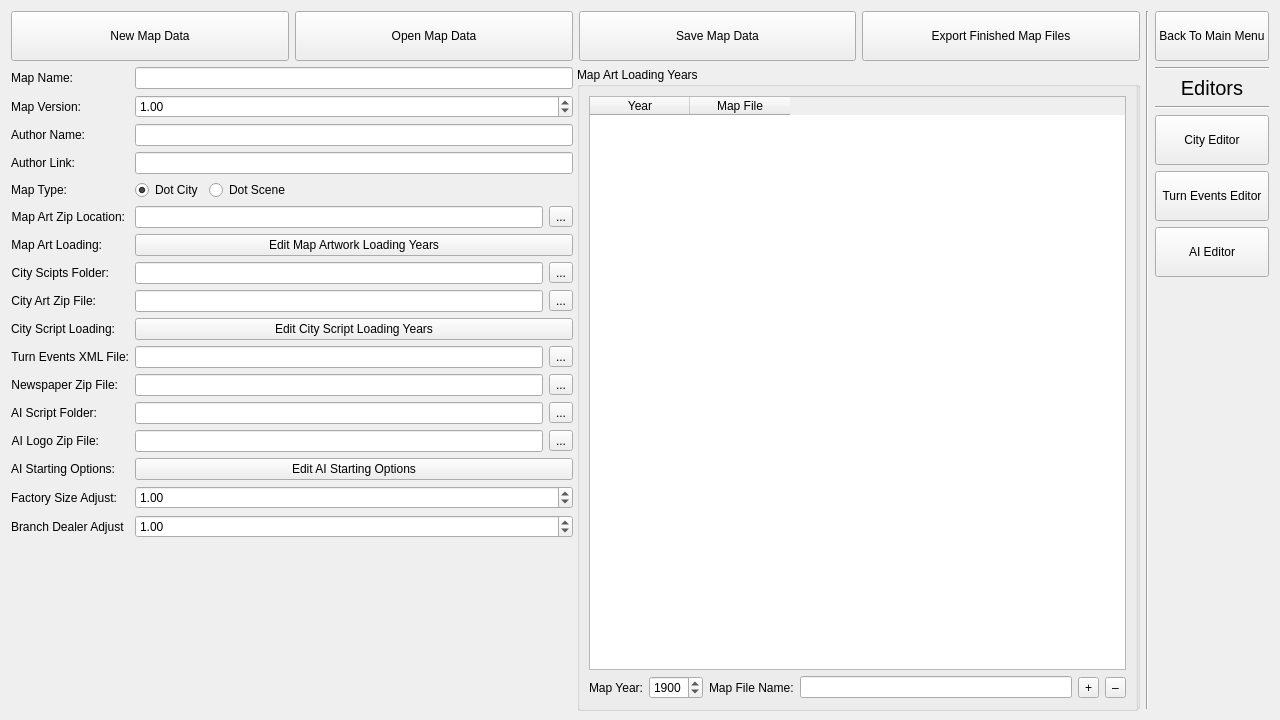
The window that MapDataTool.ui (gearcity/GearCity_ModTools) describes before a commit, drawn with Qt 5.
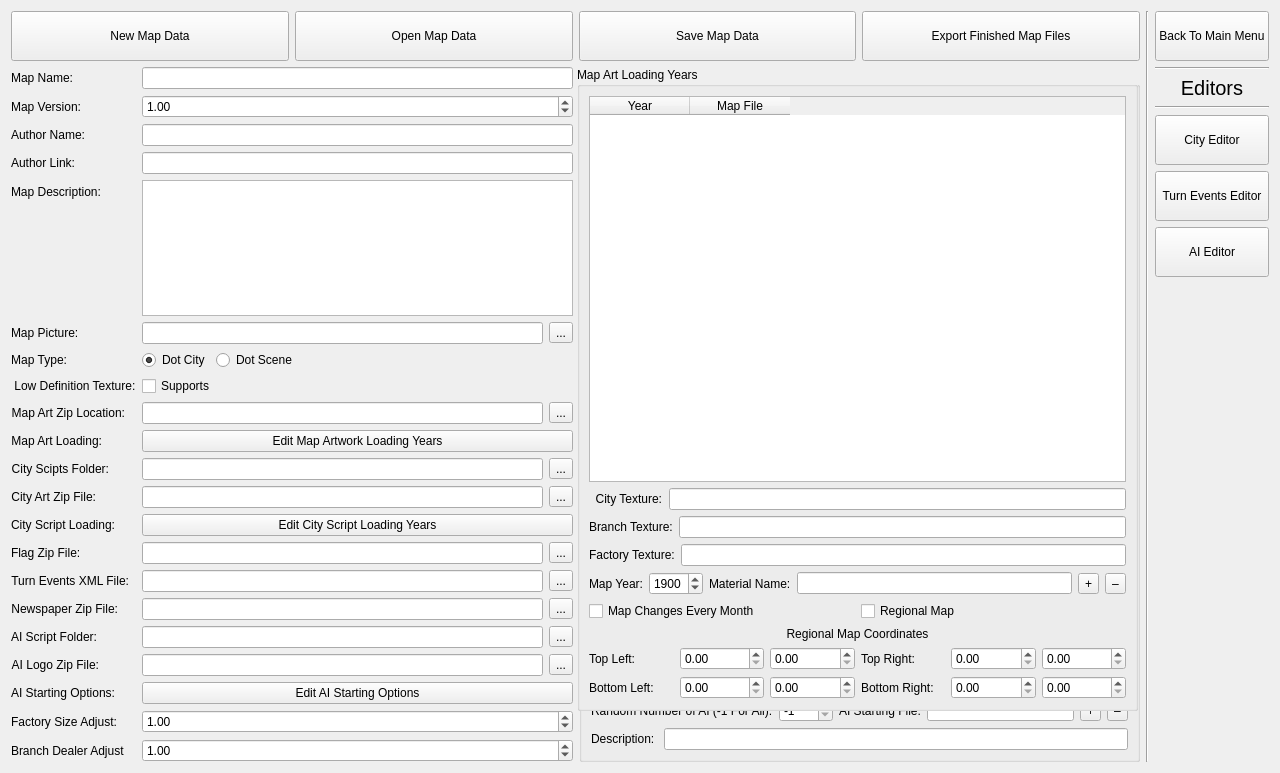
The same window after the commit. Icons and pictures are not drawn.

```diff
--- a/MapDataTool.ui
+++ b/MapDataTool.ui
@@ -7,7 +7,7 @@
     <x>0</x>
     <y>0</y>
     <width>1280</width>
-    <height>720</height>
+    <height>773</height>
    </rect>
   </property>
   <property name="windowTitle">
@@ -17,69 +17,6 @@
    <bool>true</bool>
   </property>
   <layout class="QGridLayout" name="gridLayout">
-   <item row="0" column="0" colspan="2">
-    <layout class="QHBoxLayout" name="horizontalLayout">
-     <item>
-      <widget class="QPushButton" name="Button_MapData_New">
-       <property name="minimumSize">
-        <size>
-         <width>0</width>
-         <height>50</height>
-        </size>
-       </property>
-       <property name="text">
-        <string>New Map Data</string>
-       </property>
-      </widget>
-     </item>
-     <item>
-      <widget class="QPushButton" name="Button_MapData_Open">
-       <property name="minimumSize">
-        <size>
-         <width>0</width>
-         <height>50</height>
-        </size>
-       </property>
-       <property name="text">
-        <string>Open Map Data</string>
-       </property>
-      </widget>
-     </item>
-     <item>
-      <widget class="QPushButton" name="Button_MapData_Save">
-       <property name="minimumSize">
-        <size>
-         <width>0</width>
-         <height>50</height>
-        </size>
-       </property>
-       <property name="text">
-        <string>Save Map Data</string>
-       </property>
-      </widget>
-     </item>
-     <item>
-      <widget class="QPushButton" name="Button_MapData_Export">
-       <property name="minimumSize">
-        <size>
-         <width>0</width>
-         <height>50</height>
-        </size>
-       </property>
-       <property name="text">
-        <string>Export Finished Map Files</string>
-       </property>
-      </widget>
-     </item>
-    </layout>
-   </item>
-   <item row="0" column="2" rowspan="2">
-    <widget class="Line" name="line">
-     <property name="orientation">
-      <enum>Qt::Vertical</enum>
-     </property>
-    </widget>
-   </item>
    <item row="0" column="3" rowspan="2">
     <layout class="QVBoxLayout" name="verticalLayout_4">
      <item>
@@ -208,8 +145,171 @@
      </item>
     </layout>
    </item>
+   <item row="0" column="0" colspan="2">
+    <layout class="QHBoxLayout" name="horizontalLayout">
+     <item>
+      <widget class="QPushButton" name="Button_MapData_New">
+       <property name="minimumSize">
+        <size>
+         <width>0</width>
+         <height>50</height>
+        </size>
+       </property>
+       <property name="text">
+        <string>New Map Data</string>
+       </property>
+      </widget>
+     </item>
+     <item>
+      <widget class="QPushButton" name="Button_MapData_Open">
+       <property name="minimumSize">
+        <size>
+         <width>0</width>
+         <height>50</height>
+        </size>
+       </property>
+       <property name="text">
+        <string>Open Map Data</string>
+       </property>
+      </widget>
+     </item>
+     <item>
+      <widget class="QPushButton" name="Button_MapData_Save">
+       <property name="minimumSize">
+        <size>
+         <width>0</width>
+         <height>50</height>
+        </size>
+       </property>
+       <property name="text">
+        <string>Save Map Data</string>
+       </property>
+      </widget>
+     </item>
+     <item>
+      <widget class="QPushButton" name="Button_MapData_Export">
+       <property name="minimumSize">
+        <size>
+         <width>0</width>
+         <height>50</height>
+        </size>
+       </property>
+       <property name="text">
+        <string>Export Finished Map Files</string>
+       </property>
+      </widget>
+     </item>
+    </layout>
+   </item>
+   <item row="0" column="2" rowspan="2">
+    <widget class="Line" name="line">
+     <property name="orientation">
+      <enum>Qt::Vertical</enum>
+     </property>
+    </widget>
+   </item>
+   <item row="1" column="1">
+    <widget class="QGroupBox" name="GroupBox_MapTools_AIStartingOptions">
+     <property name="autoFillBackground">
+      <bool>true</bool>
+     </property>
+     <property name="title">
+      <string>AI Starting Options</string>
+     </property>
+     <layout class="QVBoxLayout" name="verticalLayout_5">
+      <item>
+       <layout class="QVBoxLayout" name="verticalLayout_2">
+        <item>
+         <widget class="QTableWidget" name="Table_MapTools_StartingAINumbersAndFiles">
+          <column>
+           <property name="text">
+            <string>Number Of AI</string>
+           </property>
+          </column>
+          <column>
+           <property name="text">
+            <string>AI File</string>
+           </property>
+          </column>
+          <column>
+           <property name="text">
+            <string>Description</string>
+           </property>
+          </column>
+         </widget>
+        </item>
+        <item>
+         <layout class="QHBoxLayout" name="horizontalLayout_12">
+          <item>
+           <widget class="QLabel" name="label_20">
+            <property name="text">
+             <string>Random Number of AI (-1 For All):</string>
+            </property>
+           </widget>
+          </item>
+          <item>
+           <widget class="QSpinBox" name="SpinBox_MapTools_StartingAINumberSetter">
+            <property name="minimum">
+             <number>-1</number>
+            </property>
+            <property name="maximum">
+             <number>9999</number>
+            </property>
+            <property name="value">
+             <number>-1</number>
+            </property>
+           </widget>
+          </item>
+          <item>
+           <widget class="QLabel" name="label_22">
+            <property name="text">
+             <string>AI Starting File:</string>
+            </property>
+           </widget>
+          </item>
+          <item>
+           <widget class="QLineEdit" name="LineEdit_MapTools_StartingAIFileAdder"/>
+          </item>
+          <item>
+           <widget class="QToolButton" name="Button_MapTools_AddStartingAINumbersAndFile">
+            <property name="text">
+             <string>+</string>
+            </property>
+           </widget>
+          </item>
+          <item>
+           <widget class="QToolButton" name="Button_MapTools_RemoveStartingAINumberAndFile">
+            <property name="text">
+             <string>–</string>
+            </property>
+           </widget>
+          </item>
+         </layout>
+        </item>
+        <item>
+         <layout class="QHBoxLayout" name="horizontalLayout_18">
+          <item>
+           <widget class="QLabel" name="label_28">
+            <property name="text">
+             <string>Description: </string>
+            </property>
+           </widget>
+          </item>
+          <item>
+           <widget class="QLineEdit" name="LineEdit_MapTools_StartingAIFileDescribe"/>
+          </item>
+         </layout>
+        </item>
+       </layout>
+      </item>
+     </layout>
+    </widget>
+   </item>
    <item row="1" column="0">
     <layout class="QFormLayout" name="formLayout">
+     <property name="fieldGrowthPolicy">
+      <enum>QFormLayout::AllNonFixedFieldsGrow</enum>
+     </property>
      <item row="0" column="0">
       <widget class="QLabel" name="label">
        <property name="text">
@@ -256,6 +356,9 @@
        </property>
       </widget>
      </item>
+     <item row="2" column="1">
+      <widget class="QLineEdit" name="LineEdit_MapTools_Author"/>
+     </item>
      <item row="3" column="0">
       <widget class="QLabel" name="label_4">
        <property name="text">
@@ -266,23 +369,51 @@
        </property>
       </widget>
      </item>
-     <item row="4" column="0">
-      <widget class="QLabel" name="label_5">
-       <property name="text">
-        <string>Map Type:</string>
-       </property>
-       <property name="alignment">
-        <set>Qt::AlignRight|Qt::AlignTrailing|Qt::AlignVCenter</set>
-       </property>
-      </widget>
-     </item>
-     <item row="2" column="1">
-      <widget class="QLineEdit" name="LineEdit_MapTools_Author"/>
-     </item>
      <item row="3" column="1">
       <widget class="QLineEdit" name="LineEdit_MapTools_AuthorLink"/>
      </item>
+     <item row="4" column="0">
+      <widget class="QLabel" name="label_25">
+       <property name="text">
+        <string>Map Description: </string>
+       </property>
+      </widget>
+     </item>
      <item row="4" column="1">
+      <widget class="QTextEdit" name="TextEdit_MapTools_MapDescription"/>
+     </item>
+     <item row="5" column="0">
+      <widget class="QLabel" name="label_27">
+       <property name="text">
+        <string>Map Picture:</string>
+       </property>
+      </widget>
+     </item>
+     <item row="5" column="1">
+      <layout class="QHBoxLayout" name="horizontalLayout_15">
+       <item>
+        <widget class="QLineEdit" name="LineEdit_MapTools_MapPicture"/>
+       </item>
+       <item>
+        <widget class="QToolButton" name="Button_MapTools_MapPictureFinder">
+         <property name="text">
+          <string>...</string>
+         </property>
+        </widget>
+       </item>
+      </layout>
+     </item>
+     <item row="6" column="0">
+      <widget class="QLabel" name="label_5">
+       <property name="text">
+        <string>Map Type:</string>
+       </property>
+       <property name="alignment">
+        <set>Qt::AlignRight|Qt::AlignTrailing|Qt::AlignVCenter</set>
+       </property>
+      </widget>
+     </item>
+     <item row="6" column="1">
       <layout class="QHBoxLayout" name="horizontalLayout_2">
        <item>
         <widget class="QRadioButton" name="Radio_MapTools_DotCity">
@@ -316,7 +447,14 @@
        </item>
       </layout>
      </item>
-     <item row="5" column="0">
+     <item row="7" column="1">
+      <widget class="QCheckBox" name="CheckBox_SupportsLowDefinitionTextures">
+       <property name="text">
+        <string>Supports</string>
+       </property>
+      </widget>
+     </item>
+     <item row="8" column="0">
       <widget class="QLabel" name="label_6">
        <property name="text">
         <string>Map Art Zip Location:</string>
@@ -326,7 +464,7 @@
        </property>
       </widget>
      </item>
-     <item row="5" column="1">
+     <item row="8" column="1">
       <layout class="QHBoxLayout" name="horizontalLayout_3">
        <item>
         <widget class="QLineEdit" name="LineEdit_MapTools_MapArtZipLocation"/>
@@ -340,7 +478,7 @@
        </item>
       </layout>
      </item>
-     <item row="6" column="0">
+     <item row="9" column="0">
       <widget class="QLabel" name="label_9">
        <property name="text">
         <string>Map Art Loading:</string>
@@ -350,14 +488,14 @@
        </property>
       </widget>
      </item>
-     <item row="6" column="1">
+     <item row="9" column="1">
       <widget class="QPushButton" name="Button_MapTools_EditMapLoadingYears">
        <property name="text">
         <string>Edit Map Artwork Loading Years</string>
        </property>
       </widget>
      </item>
-     <item row="7" column="0">
+     <item row="10" column="0">
       <widget class="QLabel" name="label_10">
        <property name="text">
         <string>City Scipts Folder:</string>
@@ -367,7 +505,7 @@
        </property>
       </widget>
      </item>
-     <item row="7" column="1">
+     <item row="10" column="1">
       <layout class="QHBoxLayout" name="horizontalLayout_5">
        <item>
         <widget class="QLineEdit" name="LineEdit_MapTools_CityScriptFolder"/>
@@ -381,7 +519,31 @@
        </item>
       </layout>
      </item>
-     <item row="9" column="0">
+     <item row="11" column="0">
+      <widget class="QLabel" name="label_16">
+       <property name="text">
+        <string>City Art Zip File:</string>
+       </property>
+       <property name="alignment">
+        <set>Qt::AlignRight|Qt::AlignTrailing|Qt::AlignVCenter</set>
+       </property>
+      </widget>
+     </item>
+     <item row="11" column="1">
+      <layout class="QHBoxLayout" name="horizontalLayout_8">
+       <item>
+        <widget class="QLineEdit" name="LineEdit_MapTools_CityArtZipLocation"/>
+       </item>
+       <item>
+        <widget class="QToolButton" name="Button_MapTools_CityArtZipLocationFinder">
+         <property name="text">
+          <string>...</string>
+         </property>
+        </widget>
+       </item>
+      </layout>
+     </item>
+     <item row="12" column="0">
       <widget class="QLabel" name="label_11">
        <property name="text">
         <string>City Script Loading:</string>
@@ -391,24 +553,35 @@
        </property>
       </widget>
      </item>
-     <item row="9" column="1">
+     <item row="12" column="1">
       <widget class="QPushButton" name="Button_MapTools_EditCityLoadingYears">
        <property name="text">
         <string>Edit City Script Loading Years</string>
        </property>
       </widget>
      </item>
-     <item row="8" column="0">
-      <widget class="QLabel" name="label_16">
+     <item row="13" column="0">
+      <widget class="QLabel" name="label_26">
        <property name="text">
-        <string>City Art Zip File:</string>
-       </property>
-       <property name="alignment">
-        <set>Qt::AlignRight|Qt::AlignTrailing|Qt::AlignVCenter</set>
+        <string>Flag Zip File:</string>
        </property>
       </widget>
      </item>
-     <item row="10" column="0">
+     <item row="13" column="1">
+      <layout class="QHBoxLayout" name="horizontalLayout_16">
+       <item>
+        <widget class="QLineEdit" name="lineEdit_MapTools_FlagZipFile"/>
+       </item>
+       <item>
+        <widget class="QToolButton" name="Button_MapTools_FlagZipFileFinder">
+         <property name="text">
+          <string>...</string>
+         </property>
+        </widget>
+       </item>
+      </layout>
+     </item>
+     <item row="14" column="0">
       <widget class="QLabel" name="label_17">
        <property name="text">
         <string>Turn Events XML File:</string>
@@ -418,31 +591,7 @@
        </property>
       </widget>
      </item>
-     <item row="11" column="0">
-      <widget class="QLabel" name="label_18">
-       <property name="text">
-        <string>Newspaper Zip File:</string>
-       </property>
-       <property name="alignment">
-        <set>Qt::AlignRight|Qt::AlignTrailing|Qt::AlignVCenter</set>
-       </property>
-      </widget>
-     </item>
-     <item row="8" column="1">
-      <layout class="QHBoxLayout" name="horizontalLayout_8">
-       <item>
-        <widget class="QLineEdit" name="LineEdit_MapTools_CityArtZipLocation"/>
-       </item>
-       <item>
-        <widget class="QToolButton" name="Button_MapTools_CityArtZipLocationFinder">
-         <property name="text">
-          <string>...</string>
-         </property>
-        </widget>
-       </item>
-      </layout>
-     </item>
-     <item row="10" column="1">
+     <item row="14" column="1">
       <layout class="QHBoxLayout" name="horizontalLayout_9">
        <item>
         <widget class="QLineEdit" name="LineEdit_MapTools_TurnEventsXMLFileLocation"/>
@@ -456,13 +605,23 @@
        </item>
       </layout>
      </item>
-     <item row="11" column="1">
+     <item row="15" column="0">
+      <widget class="QLabel" name="label_18">
+       <property name="text">
+        <string>Newspaper Zip File:</string>
+       </property>
+       <property name="alignment">
+        <set>Qt::AlignRight|Qt::AlignTrailing|Qt::AlignVCenter</set>
+       </property>
+      </widget>
+     </item>
+     <item row="15" column="1">
       <layout class="QHBoxLayout" name="horizontalLayout_10">
        <item>
         <widget class="QLineEdit" name="LineEdit_MapTools_NewspaperZipFileLocation"/>
        </item>
        <item>
-        <widget class="QToolButton" name="LineEdit_MapTools_NewspaperZipFileLocationFinder">
+        <widget class="QToolButton" name="Button_MapTools_NewspaperZipFileLocationFinder">
          <property name="text">
           <string>...</string>
          </property>
@@ -470,7 +629,7 @@
        </item>
       </layout>
      </item>
-     <item row="12" column="0">
+     <item row="16" column="0">
       <widget class="QLabel" name="label_12">
        <property name="text">
         <string>AI Script Folder:</string>
@@ -480,34 +639,7 @@
        </property>
       </widget>
      </item>
-     <item row="13" column="0">
-      <widget class="QLabel" name="label_13">
-       <property name="text">
-        <string>AI Logo Zip File:</string>
-       </property>
-       <property name="alignment">
-        <set>Qt::AlignRight|Qt::AlignTrailing|Qt::AlignVCenter</set>
-       </property>
-      </widget>
-     </item>
-     <item row="14" column="0">
-      <widget class="QLabel" name="label_19">
-       <property name="text">
-        <string>AI Starting Options:</string>
-       </property>
-       <property name="alignment">
-        <set>Qt::AlignRight|Qt::AlignTrailing|Qt::AlignVCenter</set>
-       </property>
-      </widget>
-     </item>
-     <item row="14" column="1">
-      <widget class="QPushButton" name="Button_MapTools_EditStartingAIFiles">
-       <property name="text">
-        <string>Edit AI Starting Options</string>
-       </property>
-      </widget>
-     </item>
-     <item row="12" column="1">
+     <item row="16" column="1">
       <layout class="QHBoxLayout" name="horizontalLayout_6">
        <item>
         <widget class="QLineEdit" name="LineEdit_MapTools_AIScriptFolder"/>
@@ -521,7 +653,17 @@
        </item>
       </layout>
      </item>
-     <item row="13" column="1">
+     <item row="17" column="0">
+      <widget class="QLabel" name="label_13">
+       <property name="text">
+        <string>AI Logo Zip File:</string>
+       </property>
+       <property name="alignment">
+        <set>Qt::AlignRight|Qt::AlignTrailing|Qt::AlignVCenter</set>
+       </property>
+      </widget>
+     </item>
+     <item row="17" column="1">
       <layout class="QHBoxLayout" name="horizontalLayout_11">
        <item>
         <widget class="QLineEdit" name="LineEdit_MapTools_AiLogoZipLocation"/>
@@ -535,21 +677,54 @@
        </item>
       </layout>
      </item>
-     <item row="15" column="0">
+     <item row="18" column="0">
+      <widget class="QLabel" name="label_19">
+       <property name="text">
+        <string>AI Starting Options:</string>
+       </property>
+       <property name="alignment">
+        <set>Qt::AlignRight|Qt::AlignTrailing|Qt::AlignVCenter</set>
+       </property>
+      </widget>
+     </item>
+     <item row="18" column="1">
+      <widget class="QPushButton" name="Button_MapTools_EditStartingAIFiles">
+       <property name="text">
+        <string>Edit AI Starting Options</string>
+       </property>
+      </widget>
+     </item>
+     <item row="19" column="0">
       <widget class="QLabel" name="label_23">
        <property name="text">
         <string>Factory Size Adjust:</string>
        </property>
       </widget>
      </item>
-     <item row="16" column="0">
+     <item row="19" column="1">
+      <widget class="QDoubleSpinBox" name="SpinBox_MapTools_FactorySizeAdjust">
+       <property name="minimum">
+        <double>0.010000000000000</double>
+       </property>
+       <property name="maximum">
+        <double>9999.989999999999782</double>
+       </property>
+       <property name="singleStep">
+        <double>0.100000000000000</double>
+       </property>
+       <property name="value">
+        <double>1.000000000000000</double>
+       </property>
+      </widget>
+     </item>
+     <item row="20" column="0">
       <widget class="QLabel" name="label_24">
        <property name="text">
         <string>Branch Dealer Adjust</string>
        </property>
       </widget>
      </item>
-     <item row="16" column="1">
+     <item row="20" column="1">
       <widget class="QDoubleSpinBox" name="SpinBox_MapTools_BranchDealerAdjust">
        <property name="minimum">
         <double>0.010000000000000</double>
@@ -565,102 +740,15 @@
        </property>
       </widget>
      </item>
-     <item row="15" column="1">
-      <widget class="QDoubleSpinBox" name="SpinBox_MapTools_FactorySizeAdjust">
-       <property name="minimum">
-        <double>0.010000000000000</double>
-       </property>
-       <property name="maximum">
-        <double>9999.989999999999782</double>
-       </property>
-       <property name="singleStep">
-        <double>0.100000000000000</double>
-       </property>
-       <property name="value">
-        <double>1.000000000000000</double>
+     <item row="7" column="0">
+      <widget class="QLabel" name="label_29">
+       <property name="text">
+        <string> Low Definition Texture:</string>
        </property>
       </widget>
      </item>
     </layout>
    </item>
-   <item row="1" column="1">
-    <widget class="QGroupBox" name="GroupBox_MapTools_AIStartingOptions">
-     <property name="autoFillBackground">
-      <bool>true</bool>
-     </property>
-     <property name="title">
-      <string>AI Starting Options</string>
-     </property>
-     <layout class="QVBoxLayout" name="verticalLayout_5">
-      <item>
-       <layout class="QVBoxLayout" name="verticalLayout_2">
-        <item>
-         <widget class="QTableWidget" name="Table_MapTools_StartingAINumbersAndFiles">
-          <column>
-           <property name="text">
-            <string>Number Of AI</string>
-           </property>
-          </column>
-          <column>
-           <property name="text">
-            <string>AI File</string>
-           </property>
-          </column>
-         </widget>
-        </item>
-        <item>
-         <layout class="QHBoxLayout" name="horizontalLayout_12">
-          <item>
-           <widget class="QLabel" name="label_20">
-            <property name="text">
-             <string>Random Number of AI (-1 For All):</string>
-            </property>
-           </widget>
-          </item>
-          <item>
-           <widget class="QSpinBox" name="SpinBox_MapTools_StartingAINumberSetter">
-            <property name="minimum">
-             <number>-1</number>
-            </property>
-            <property name="maximum">
-             <number>9999</number>
-            </property>
-            <property name="value">
-             <number>-1</number>
-            </property>
-           </widget>
-          </item>
-          <item>
-           <widget class="QLabel" name="label_22">
-            <property name="text">
-             <string>AI Starting File:</string>
-            </property>
-           </widget>
-          </item>
-          <item>
-           <widget class="QLineEdit" name="LineEdit_MapTools_StartingAIFileAdder"/>
-          </item>
-          <item>
-           <widget class="QToolButton" name="Button_MapTools_AddStartingAINumbersAndFile">
-            <property name="text">
-             <string>+</string>
-            </property>
-           </widget>
-          </item>
-          <item>
-           <widget class="QToolButton" name="Button_MapTools_RemoveStartingAINumberAndFile">
-            <property name="text">
-             <string>–</string>
-            </property>
-           </widget>
-          </item>
-         </layout>
-        </item>
-       </layout>
-      </item>
-     </layout>
-    </widget>
-   </item>
   </layout>
   <widget class="QGroupBox" name="Group_MapTools_MapArtwork_Change">
    <property name="geometry">
@@ -694,6 +782,48 @@
         </column>
        </widget>
       </item>
+      <item>
+       <layout class="QHBoxLayout" name="horizontalLayout_17">
+        <item>
+         <widget class="QLabel" name="DotCityCityTexture_Label">
+          <property name="text">
+           <string>  City Texture:</string>
+          </property>
+         </widget>
+        </item>
+        <item>
+         <widget class="QLineEdit" name="LineEdit_MapTools_DotCityCityTexture"/>
+        </item>
+       </layout>
+      </item>
+      <item>
+       <layout class="QHBoxLayout" name="horizontalLayout_13">
+        <item>
+         <widget class="QLabel" name="DotCityBranchTexture_Label">
+          <property name="text">
+           <string>Branch Texture:</string>
+          </property>
+         </widget>
+        </item>
+        <item>
+         <widget class="QLineEdit" name="LineEdit_MapTools_DotCityBranchTexture"/>
+        </item>
+       </layout>
+      </item>
+      <item>
+       <layout class="QHBoxLayout" name="horizontalLayout_14">
+        <item>
+         <widget class="QLabel" name="DotCityFactoryexture_Label">
+          <property name="text">
+           <string>Factory Texture:</string>
+          </property>
+         </widget>
+        </item>
+        <item>
+         <widget class="QLineEdit" name="LineEdit_MapTools_DotCityFactoryTexture"/>
+        </item>
+       </layout>
+      </item>
       <item>
        <layout class="QHBoxLayout" name="horizontalLayout_4">
         <item>
@@ -717,9 +847,9 @@
          </widget>
         </item>
         <item>
-         <widget class="QLabel" name="label_8">
+         <widget class="QLabel" name="label_MapChanger_MapFileName">
           <property name="text">
-           <string>Map File Name:</string>
+           <string>Material Name:</string>
           </property>
          </widget>
         </item>
@@ -745,6 +875,94 @@
         </item>
        </layout>
       </item>
+      <item>
+       <layout class="QHBoxLayout" name="horizontalLayout_19">
+        <item>
+         <widget class="QCheckBox" name="CheckBox_MapArtTools_ChangeMapEveryTurn">
+          <property name="text">
+           <string>Map Changes Every Month</string>
+          </property>
+         </widget>
+        </item>
+        <item>
+         <widget class="QCheckBox" name="CheckBox_Regional_CityMap">
+          <property name="text">
+           <string>Regional Map</string>
+          </property>
+         </widget>
+        </item>
+       </layout>
+      </item>
+      <item>
+       <widget class="QLabel" name="Label_Regional_CityCoords">
+        <property name="text">
+         <string>Regional Map Coordinates</string>
+        </property>
+        <property name="alignment">
+         <set>Qt::AlignCenter</set>
+        </property>
+       </widget>
+      </item>
+      <item>
+       <layout class="QHBoxLayout" name="horizontalLayout_20">
+        <item>
+         <widget class="QLabel" name="label_regional_topleft">
+          <property name="text">
+           <string>Top Left: </string>
+          </property>
+         </widget>
+        </item>
+        <item>
+         <widget class="QDoubleSpinBox" name="spinBox_RegionalCoords_TL_Lat"/>
+        </item>
+        <item>
+         <widget class="QDoubleSpinBox" name="spinBox_RegionalCoords_TL_Long"/>
+        </item>
+        <item>
+         <widget class="QLabel" name="label_regional_topright">
+          <property name="text">
+           <string>Top Right:</string>
+          </property>
+         </widget>
+        </item>
+        <item>
+         <widget class="QDoubleSpinBox" name="spinBox_RegionalCoords_TR_Lat"/>
+        </item>
+        <item>
+         <widget class="QDoubleSpinBox" name="spinBox_RegionalCoords_TR_Long"/>
+        </item>
+       </layout>
+      </item>
+      <item>
+       <layout class="QHBoxLayout" name="horizontalLayout_21">
+        <item>
+         <widget class="QLabel" name="label_regional_BottomLeft">
+          <property name="text">
+           <string>Bottom Left:</string>
+          </property>
+         </widget>
+        </item>
+        <item>
+         <widget class="QDoubleSpinBox" name="spinBox_RegionalCoords_BL_Lat"/>
+        </item>
+        <item>
+         <widget class="QDoubleSpinBox" name="spinBox_RegionalCoords_BL_Long"/>
+        </item>
+        <item>
+         <widget class="QLabel" name="label_regional_BottomRight">
+          <property name="text">
+           <string>Bottom Right:</string>
+          </property>
+         </widget>
+        </item>
+        <item>
+         <widget class="QDoubleSpinBox" name="spinBox_RegionalCoords_BR_Lat"/>
+        </item>
+        <item>
+         <widget class="QDoubleSpinBox" name="spinBox_RegionalCoords_BR_Long"/>
+        </item>
+       </layout>
+      </item>
      </layout>
     </item>
    </layout>
@@ -833,13 +1051,11 @@
     </item>
    </layout>
   </widget>
+  <zorder>line</zorder>
   <zorder>GroupBox_MapTools_CityScriptLoadingYear</zorder>
-  <zorder>Group_MapTools_MapArtwork_Change</zorder>
   <zorder>GroupBox_MapTools_AIStartingOptions</zorder>
-  <zorder>horizontalLayoutWidget</zorder>
-  <zorder>formLayoutWidget</zorder>
-  <zorder>verticalLayoutWidget_4</zorder>
-  <zorder>line</zorder>
+  <zorder>Group_MapTools_MapArtwork_Change</zorder>
+  <zorder></zorder>
  </widget>
  <resources/>
  <connections>
```
